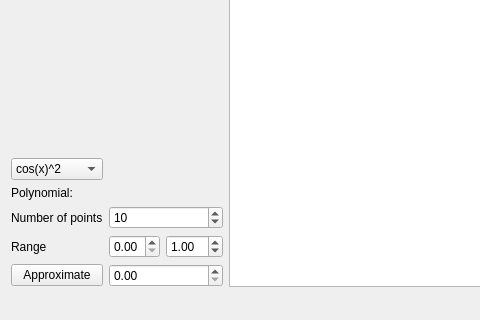
arjaz/qt-approximation-tool, file mainwindow.ui: the form before one commit; both pictures show x 0 to 480 and y 330 to 650 of the 1051 by 650 pixel window.
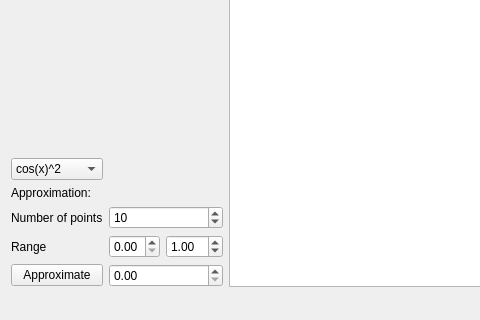
The form after the commit. Custom widgets are drawn as their Qt base class.

```diff
--- a/mainwindow.ui
+++ b/mainwindow.ui
@@ -27,7 +27,7 @@
       <item row="2" column="0">
        <widget class="QLabel" name="label_polynomial">
         <property name="text">
-         <string>Polynomial:</string>
+         <string>Approximation:</string>
         </property>
        </widget>
       </item>
```
